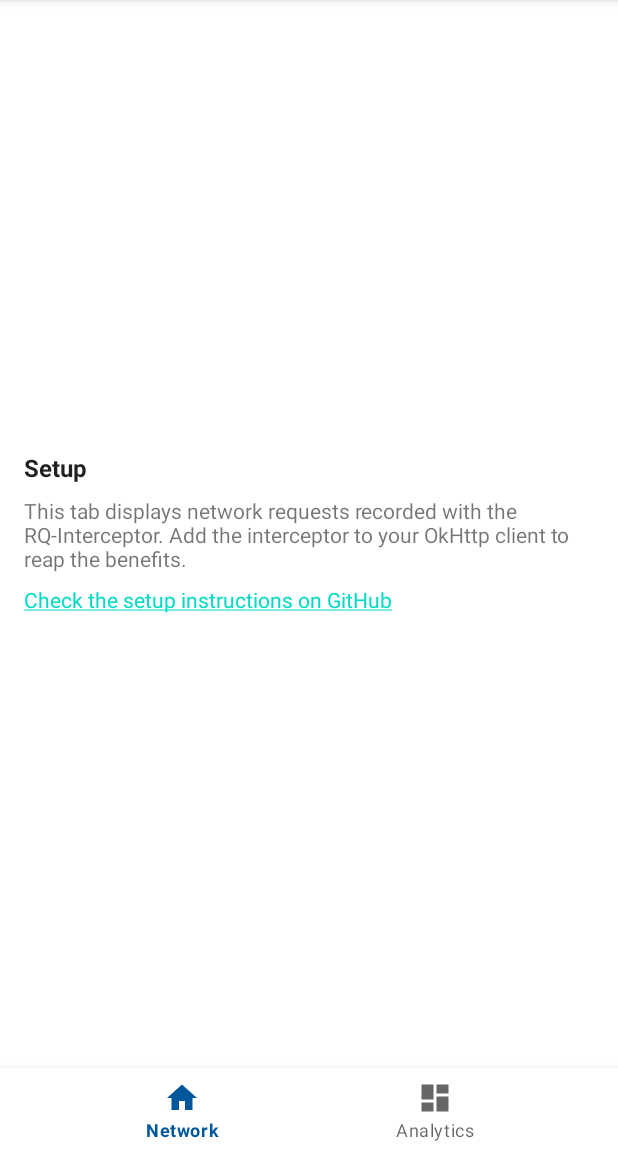
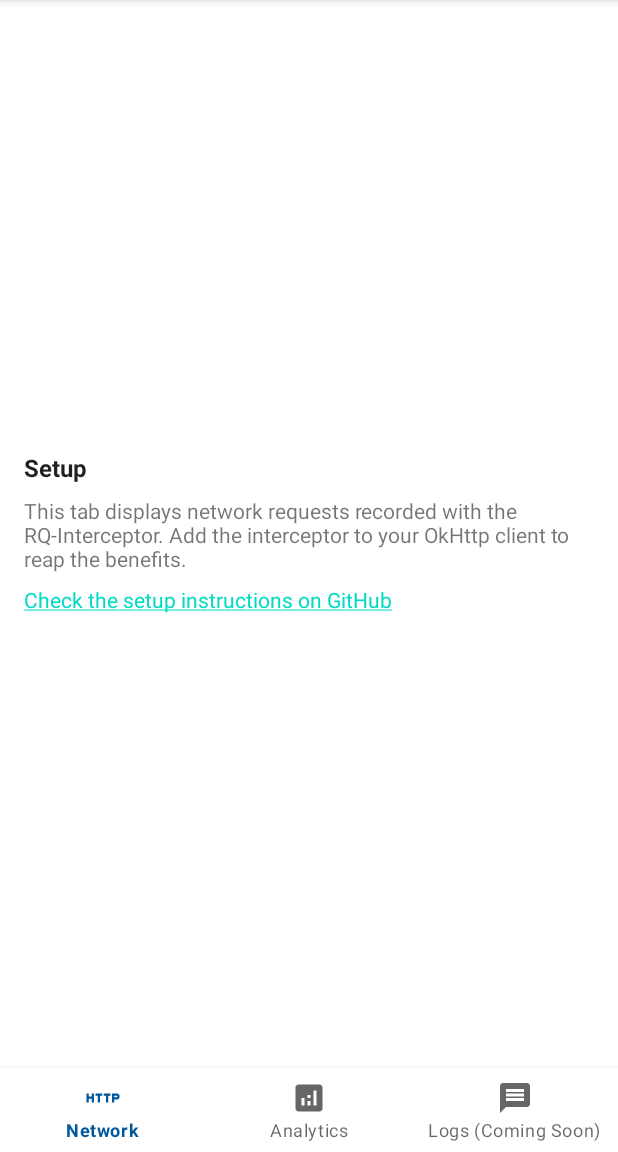
Before and after one commit to requestly/requestly-android-sdk, an Android app: the MainRequestlyActivity screen opened directly, with no data from a screen before it, on a phone screen of 412 x 824 dp, the part 84-1236 px from its top. Run offline under Robolectric (Android 15) with nearby library versions, the phone set to English and light mode, and no system bars; our stand-ins replace navigation-ui.

Commit message:
updated bottom menu icons

```diff
--- /dev/null
+++ b/requestly-android-core/src/main/res/drawable/ic_analytics_24.xml
@@ -0,0 +1,10 @@
+<vector xmlns:android="http://schemas.android.com/apk/res/android"
+    android:width="24dp"
+    android:height="24dp"
+    android:viewportWidth="24"
+    android:viewportHeight="24"
+    android:tint="?attr/colorControlNormal">
+  <path
+      android:fillColor="@android:color/black"
+      android:pathData="M19,3L5,3c-1.1,0 -2,0.9 -2,2v14c0,1.1 0.9,2 2,2h14c1.1,0 2,-0.9 2,-2L21,5c0,-1.1 -0.9,-2 -2,-2zM9,17L7,17v-5h2v5zM13,17h-2v-3h2v3zM13,12h-2v-2h2v2zM17,17h-2L15,7h2v10z"/>
+</vector>
--- a/requestly-android-core/src/main/res/drawable/ic_dashboard_black_24dp.xml
+++ /dev/null
@@ -1,9 +0,0 @@
-<vector xmlns:android="http://schemas.android.com/apk/res/android"
-        android:width="24dp"
-        android:height="24dp"
-        android:viewportWidth="24.0"
-        android:viewportHeight="24.0">
-    <path
-        android:fillColor="#FF000000"
-        android:pathData="M3,13h8L11,3L3,3v10zM3,21h8v-6L3,15v6zM13,21h8L21,11h-8v10zM13,3v6h8L21,3h-8z"/>
-</vector>
--- a/requestly-android-core/src/main/res/drawable/ic_home_black_24dp.xml
+++ /dev/null
@@ -1,9 +0,0 @@
-<vector xmlns:android="http://schemas.android.com/apk/res/android"
-        android:width="24dp"
-        android:height="24dp"
-        android:viewportWidth="24.0"
-        android:viewportHeight="24.0">
-    <path
-        android:fillColor="#FF000000"
-        android:pathData="M10,20v-6h4v6h5v-8h3L12,3 2,12h3v8z"/>
-</vector>
--- /dev/null
+++ b/requestly-android-core/src/main/res/drawable/ic_http_24.xml
@@ -0,0 +1,10 @@
+<vector xmlns:android="http://schemas.android.com/apk/res/android"
+    android:width="24dp"
+    android:height="24dp"
+    android:viewportWidth="24"
+    android:viewportHeight="24"
+    android:tint="?attr/colorControlNormal">
+  <path
+      android:fillColor="@android:color/black"
+      android:pathData="M4.5,11h-2L2.5,9L1,9v6h1.5v-2.5h2L4.5,15L6,15L6,9L4.5,9v2zM7,10.5h1.5L8.5,15L10,15v-4.5h1.5L11.5,9L7,9v1.5zM12.5,10.5L14,10.5L14,15h1.5v-4.5L17,10.5L17,9h-4.5v1.5zM21.5,9L18,9v6h1.5v-2h2c0.8,0 1.5,-0.7 1.5,-1.5v-1c0,-0.8 -0.7,-1.5 -1.5,-1.5zM21.5,11.5h-2v-1h2v1z"/>
+</vector>
--- /dev/null
+++ b/requestly-android-core/src/main/res/drawable/ic_message_24.xml
@@ -0,0 +1,11 @@
+<vector xmlns:android="http://schemas.android.com/apk/res/android"
+    android:width="24dp"
+    android:height="24dp"
+    android:viewportWidth="24"
+    android:viewportHeight="24"
+    android:tint="?attr/colorControlNormal"
+    android:autoMirrored="true">
+  <path
+      android:fillColor="@android:color/black"
+      android:pathData="M20,2L4,2c-1.1,0 -1.99,0.9 -1.99,2L2,22l4,-4h14c1.1,0 2,-0.9 2,-2L22,4c0,-1.1 -0.9,-2 -2,-2zM18,14L6,14v-2h12v2zM18,11L6,11L6,9h12v2zM18,8L6,8L6,6h12v2z"/>
+</vector>
--- a/requestly-android-core/src/main/res/menu/bottom_nav_menu.xml
+++ b/requestly-android-core/src/main/res/menu/bottom_nav_menu.xml
@@ -3,11 +3,16 @@
 
     <item
         android:id="@id/network_flow"
-        android:icon="@drawable/ic_home_black_24dp"
+        android:icon="@drawable/ic_http_24"
         android:title="Network" />
 
     <item
         android:id="@id/analytics_flow"
-        android:icon="@drawable/ic_dashboard_black_24dp"
+        android:icon="@drawable/ic_analytics_24"
         android:title="Analytics" />
+
+    <item
+        android:id="@id/logs_flow"
+        android:icon="@drawable/ic_message_24"
+        android:title="Logs (Coming Soon)" />
 </menu>
--- a/requestly-android-core/src/main/res/values/nav_ids.xml
+++ b/requestly-android-core/src/main/res/values/nav_ids.xml
@@ -2,4 +2,5 @@
 <resources>
     <item name="network_flow" type="id"/>
     <item name="analytics_flow" type="id"/>
+    <item name="logs_flow" type="id"/>
 </resources>
```
